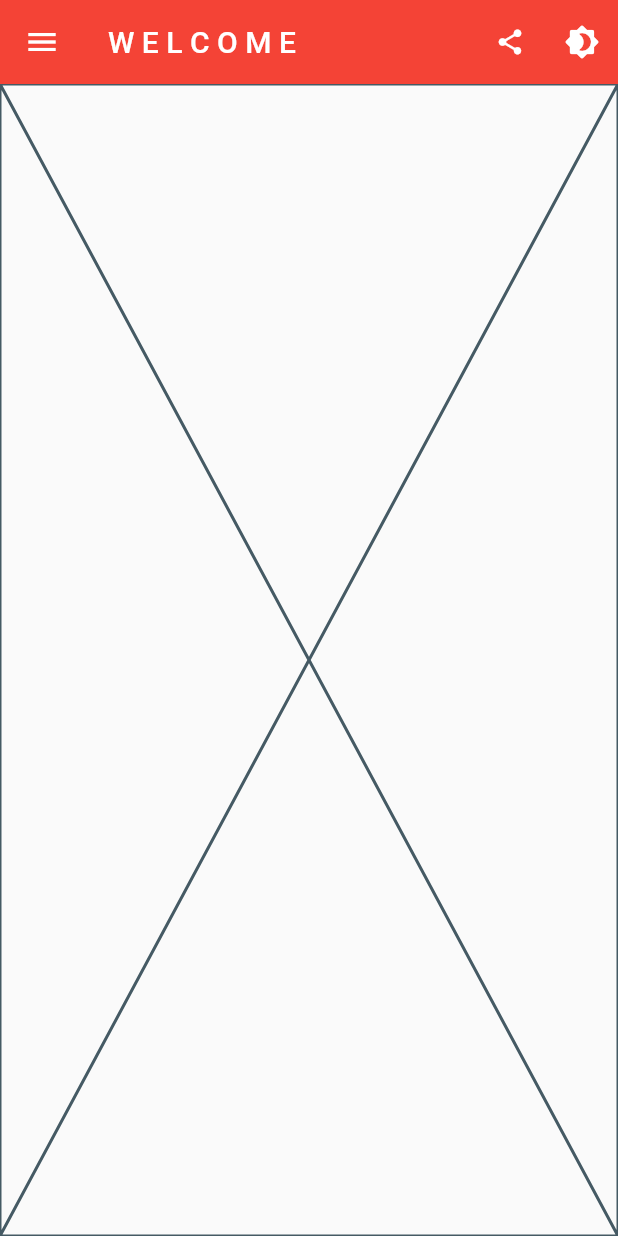
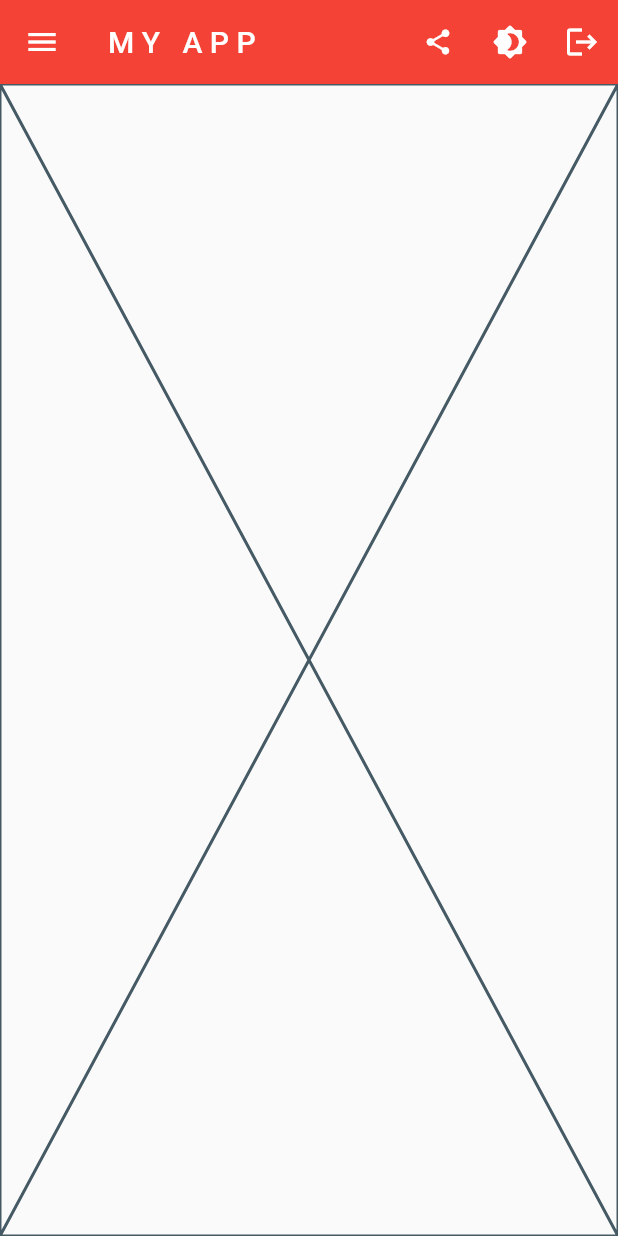
Before and after one commit to dotDone/my-personal-dashboard, a Flutter app: the screen it shows after launch, on a phone screen of 412 x 824 dp. Run offline on Flutter 3.47's test engine with Material 2 defaults, Android fonts, the phone set to English and light mode, and no system bars; our stand-ins replace shared_preferences, smooth_page_indicator.

```diff
--- a/lib/controllers/theme.controller.dart
+++ b/lib/controllers/theme.controller.dart
@@ -20,7 +20,7 @@ class CustomTheme with ChangeNotifier {
       ).copyWith(
         secondary: Colors.amber,
       ),
-      textTheme: TextTheme(
+      textTheme: const TextTheme(
         headline1: TextStyle(
           color: Colors.white,
         ),
@@ -28,13 +28,13 @@ class CustomTheme with ChangeNotifier {
           color: Colors.white,
         ),
       ),
-      listTileTheme: ListTileThemeData(
+      listTileTheme: const ListTileThemeData(
         tileColor: Colors.blue,
       ),
-      appBarTheme: AppBarTheme(
+      appBarTheme: const AppBarTheme(
         backgroundColor: Colors.red,
         systemOverlayStyle: SystemUiOverlayStyle(
-          statusBarColor: Colors.red,
+          statusBarColor: Colors.transparent,
         ),
       ),
     );
@@ -48,7 +48,7 @@ class CustomTheme with ChangeNotifier {
       ).copyWith(
         secondary: Colors.green,
       ),
-      textTheme: TextTheme(
+      textTheme: const TextTheme(
         headline1: TextStyle(
           color: Colors.white,
         ),
@@ -56,13 +56,13 @@ class CustomTheme with ChangeNotifier {
           color: Colors.white,
         ),
       ),
-      listTileTheme: ListTileThemeData(
+      listTileTheme: const ListTileThemeData(
         tileColor: Colors.blue,
       ),
-      appBarTheme: AppBarTheme(
+      appBarTheme: const AppBarTheme(
         backgroundColor: Colors.red,
         systemOverlayStyle: SystemUiOverlayStyle(
-          statusBarColor: Colors.red,
+          statusBarColor: Colors.transparent,
         ),
       ),
       drawerTheme: DrawerThemeData(
--- a/lib/main.dart
+++ b/lib/main.dart
@@ -2,6 +2,7 @@ import 'package:flutter/material.dart';
 import 'package:myfirstapp/views/all.dart';
 import 'package:myfirstapp/controllers/all.controllers.dart';
 import 'package:provider/provider.dart';
+import 'package:shared_preferences/shared_preferences.dart';
 
 void main() => runApp(
       MultiProvider(
@@ -9,7 +10,7 @@ void main() => runApp(
           ListenableProvider<NavigationController>(
               create: (_) => NavigationController())
         ],
-        child: const MyApp(),
+        child: MyApp(),
       ),
     );
 
@@ -41,7 +42,7 @@ class _MyAppState extends State<MyApp> {
       themeMode: currentTheme.currentTheme,
       home: Navigator(
         pages: [
-          const MaterialPage(child: WelcomePage()),
+          MaterialPage(child: HomePage()),
           if (navigation.screenName == '/homepage')
             const MaterialPage(child: HomePage()),
           if (navigation.screenName == '/welcome')
@@ -59,7 +60,7 @@ class _MyAppState extends State<MyApp> {
           bool popStatus = route.didPop(result);
           if (popStatus == true) {
             Provider.of<NavigationController>(context, listen: false)
-                .changeScreen('/', NavigationItem.welcome);
+                .changeScreen('/', NavigationItem.homepage);
           }
           return popStatus;
         },
--- a/lib/views/homepage.dart
+++ b/lib/views/homepage.dart
@@ -1,6 +1,7 @@
 import 'package:flutter/material.dart';
 import 'package:myfirstapp/components/my_drawer.dart';
 import 'package:myfirstapp/controllers/theme.controller.dart';
+import 'package:shared_preferences/shared_preferences.dart';
 
 class HomePage extends StatelessWidget {
   const HomePage({Key? key}) : super(key: key);
@@ -25,6 +26,13 @@ class HomePage extends StatelessWidget {
             },
             icon: Icon(Icons.brightness_4_rounded),
           ),
+          IconButton(
+            onPressed: () async {
+              final prefs = await SharedPreferences.getInstance();
+              prefs.setBool('showHome', false);
+            },
+            icon: Icon(Icons.logout),
+          ),
         ],
       ),
       drawer: MyDrawer(),
--- a/pubspec.yaml
+++ b/pubspec.yaml
@@ -37,6 +37,7 @@ dependencies:
   beamer: ^1.3.0
   http: ^0.13.4
   shared_preferences: ^2.0.13
+  smooth_page_indicator: ^1.0.0+2
 
 dev_dependencies:
   flutter_test:
```
Also changed, not shown: lib/views/welcome.dart (+161 -22 lines), pubspec.lock.
